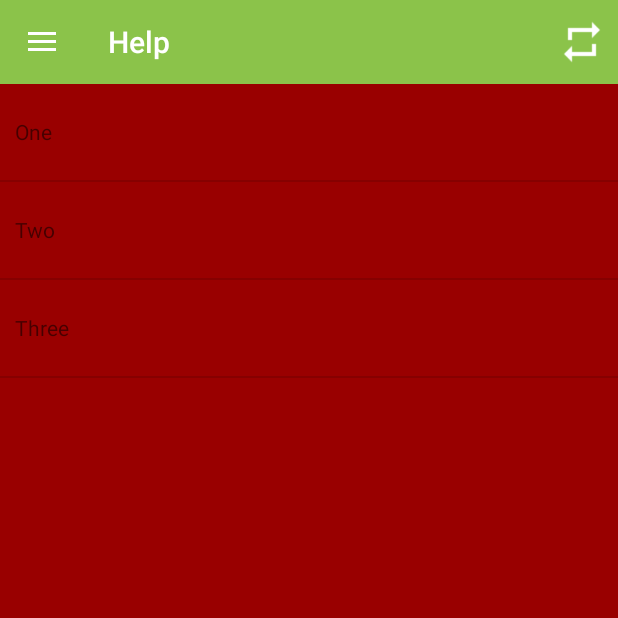
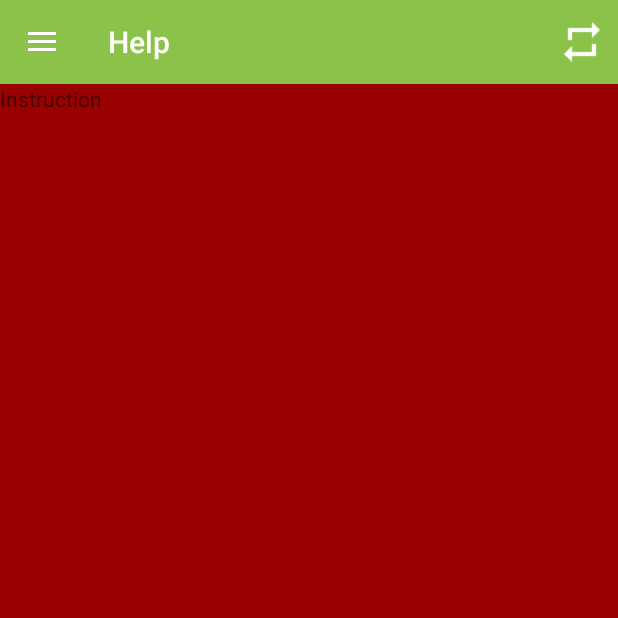
Before and after one commit to ruan65/ColoriforniaII, an Android app: the HelpActivity screen opened directly, with no data from a screen before it, after a tap on "One", on a phone screen of 412 x 824 dp, the top half of it. Run offline under Robolectric (Android 15) with nearby library versions, the phone set to English and light mode, and no system bars; our stand-ins replace ButterKnife.

Commit message:
adding fragmetns to backstack fixed

```diff
--- a/app/src/main/java/com/engstuff/coloriphornia/activities/HelpActivity.java
+++ b/app/src/main/java/com/engstuff/coloriphornia/activities/HelpActivity.java
@@ -1,22 +1,31 @@
 package com.engstuff.coloriphornia.activities;
 
+import android.app.FragmentManager;
+import android.app.FragmentTransaction;
 import android.os.Bundle;
 import android.util.Log;
 
 import com.engstuff.coloriphornia.R;
 import com.engstuff.coloriphornia.fragments.FragmentHelpContents;
+import com.engstuff.coloriphornia.fragments.FragmentInstruction;
 
 public class HelpActivity extends MockUpActivity implements FragmentHelpContents.ListSelectionListener {
 
-
+    private FragmentInstruction fragmentInstruction;
 
     @Override
     public void onCreate(Bundle savedInstanceState) {
         super.onCreate(savedInstanceState);
 
-        getFragmentManager().beginTransaction()
-                .add(R.id.help_list_fragment_container, new FragmentHelpContents())
-                .commit();
+        if (isInTwoPaneMode()) {
+
+            fragmentInstruction = new FragmentInstruction();
+        } else {
+
+            getFragmentManager().beginTransaction()
+                    .add(R.id.universal_fragment_container, new FragmentHelpContents())
+                    .commit();
+        }
     }
 
     @Override
@@ -32,5 +41,28 @@ public class HelpActivity extends MockUpActivity implements FragmentHelpContents
     @Override
     public void onItemSelected(int position) {
         Log.d("ml", "List position = " + position);
+
+        if (fragmentInstruction == null) {
+
+            fragmentInstruction = new FragmentInstruction();
+        }
+
+        if (!isInTwoPaneMode()) {
+
+            FragmentManager fm = getFragmentManager();
+
+            fm.beginTransaction()
+            .replace(R.id.universal_fragment_container, fragmentInstruction)
+            .addToBackStack(null)
+            .commit();
+
+            fm.executePendingTransactions();
+        }
+
+
+    }
+
+    private boolean isInTwoPaneMode() {
+        return findViewById(R.id.universal_fragment_container) == null;
     }
 }
--- a/app/src/main/java/com/engstuff/coloriphornia/activities/MockUpActivity.java
+++ b/app/src/main/java/com/engstuff/coloriphornia/activities/MockUpActivity.java
@@ -130,7 +130,8 @@ public abstract class MockUpActivity extends ActionBarActivity {
                     Log.e(getApplication().getPackageName(),
                             getString(R.string.err_creating_email) + e.getMessage());
                     e.printStackTrace();
-                } break;
+                }
+                break;
 
             case R.id.back:
 
@@ -165,6 +166,22 @@ public abstract class MockUpActivity extends ActionBarActivity {
         return super.onKeyDown(keyCode, event);
     }
 
+    /**
+     * This is for correct adding Fragments to addToBackStack(null)
+     * And now more - open/close drawer after pressing it
+     */
+    @Override
+    public void onBackPressed() {
+
+        if (mDrawerLayout.isDrawerOpen(mDrawerView)) {
+            mDrawerLayout.closeDrawer(mDrawerView);
+        } else if (getFragmentManager().getBackStackEntryCount() > 0) {
+            getFragmentManager().popBackStack();
+        } else {
+            super.onBackPressed();
+        }
+    }
+
     private void openCloseDrawer() {
         if (!mDrawerLayout.isDrawerOpen(mDrawerView)) {
             mDrawerLayout.openDrawer(mDrawerView);
--- a/app/src/main/java/com/engstuff/coloriphornia/fragments/FragmentHelpContents.java
+++ b/app/src/main/java/com/engstuff/coloriphornia/fragments/FragmentHelpContents.java
@@ -29,7 +29,7 @@ public class FragmentHelpContents extends Fragment implements AdapterView.OnItem
         mContentsAdapter = new ArrayAdapter<>(getActivity(),
                 R.layout.list_item_help_contents,
                 R.id.list_item_contents_textview,
-                getResources().getStringArray(R.array.help_contents));
+                getResources().getStringArray(R.array.help_contents));  // data sits in the XML
 
         View rootView = inflater.inflate(R.layout.fragment_help_contents, container, false);
 
--- /dev/null
+++ b/app/src/main/java/com/engstuff/coloriphornia/fragments/FragmentInstruction.java
@@ -0,0 +1,26 @@
+package com.engstuff.coloriphornia.fragments;
+
+
+import android.os.Bundle;
+import android.app.Fragment;
+import android.view.LayoutInflater;
+import android.view.View;
+import android.view.ViewGroup;
+
+import com.engstuff.coloriphornia.R;
+
+public class FragmentInstruction extends Fragment {
+
+
+    public FragmentInstruction() {
+    }
+
+
+    @Override
+    public View onCreateView(LayoutInflater inflater, ViewGroup container,
+                             Bundle savedInstanceState) {
+        return inflater.inflate(R.layout.fragment_instruction, container, false);
+    }
+
+
+}
--- a/app/src/main/res/layout/activity_help.xml
+++ b/app/src/main/res/layout/activity_help.xml
@@ -15,7 +15,7 @@
 
 
         <FrameLayout
-            android:id="@+id/help_list_fragment_container"
+            android:id="@+id/universal_fragment_container"
             android:layout_width="match_parent"
             android:background="#900"
             android:layout_height="match_parent" />
--- /dev/null
+++ b/app/src/main/res/layout/fragment_instruction.xml
@@ -0,0 +1,12 @@
+<FrameLayout xmlns:android="http://schemas.android.com/apk/res/android"
+    xmlns:tools="http://schemas.android.com/tools"
+    android:layout_width="match_parent"
+    android:layout_height="match_parent"
+    tools:context="com.engstuff.coloriphornia.fragments.FragmentInstruction">
+
+    <TextView
+        android:layout_width="match_parent"
+        android:layout_height="match_parent"
+        android:text="Instruction" />
+
+</FrameLayout>
--- a/app/src/main/res/values/strings.xml
+++ b/app/src/main/res/values/strings.xml
@@ -77,6 +77,7 @@
     <string name="del_color_title">Discard checked</string>
     <string name="del_colors_msg">All checked colors will be erased. Proceed?</string>
     <string name="del_colors_msg_nothing">An empty list. Nothing to delete.</string>
+    <string name="title_activity_help">Help</string>
     <string name="info_about">
 
         \"Colorifornia\" is a convenient tool for working and playing with colors:\n\n
@@ -103,6 +104,7 @@ colorifornia@yahoo.com\n
 Andrew (developer)
 
     </string>
-    <string name="title_activity_help">Help</string>
+
+
 
 </resources>
```
Also changed, not shown: 1 other file.
